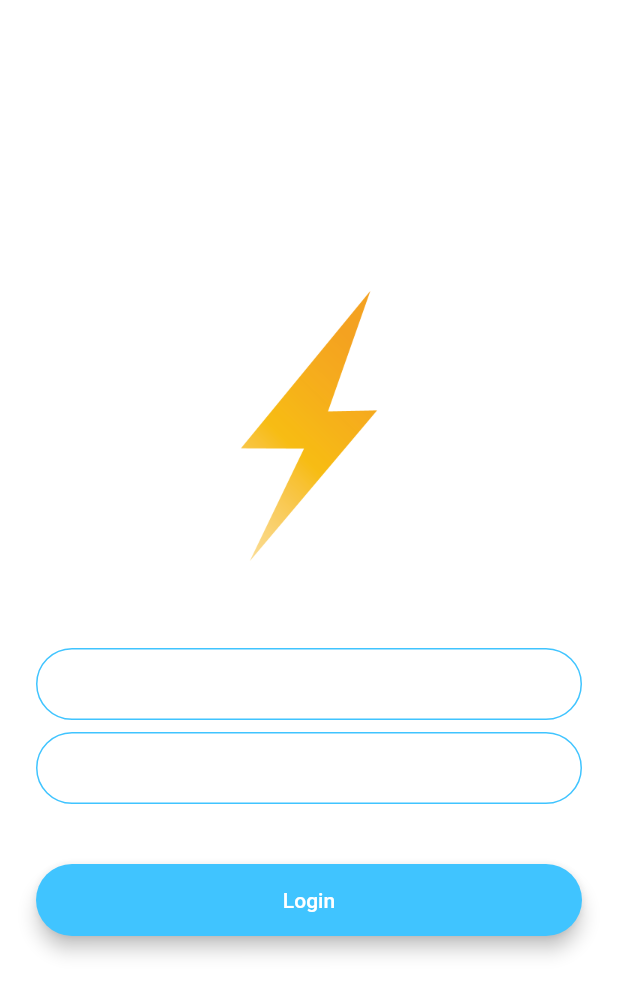
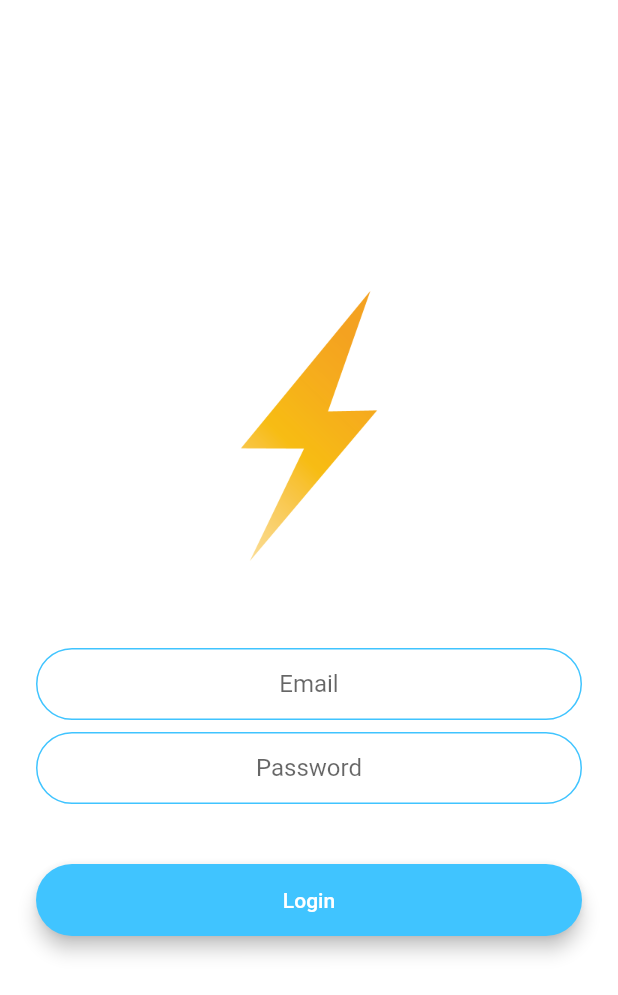
Before and after one commit to kanikapoor-dot/chatapp_flutter, a Flutter app: the LoginScreen screen opened by its route, after a tap on "Login", on a phone screen of 412 x 824 dp. Shown: the top 995 px of the screen. Run offline on Flutter 3.47's test engine with Material 2 defaults, Android fonts, the phone set to English and light mode, and no system bars; our stand-ins replace animated_text_kit, cloud_firestore, firebase_auth, modal_progress_hud; accounts and stored records are empty.

```diff
--- a/lib/constants.dart
+++ b/lib/constants.dart
@@ -17,3 +17,22 @@ const kMessageContainerDecoration = BoxDecoration(
     top: BorderSide(color: Colors.lightBlueAccent, width: 2.0),
   ),
 );
+
+const kTextFieldDecoration = InputDecoration(
+  hintText: 'Email',
+  contentPadding:
+  EdgeInsets.symmetric(vertical: 10.0, horizontal: 20.0),
+  border: OutlineInputBorder(
+    borderRadius: BorderRadius.all(Radius.circular(32.0)),
+  ),
+  enabledBorder: OutlineInputBorder(
+    borderSide:
+    BorderSide(color: Colors.lightBlueAccent, width: 1.0),
+    borderRadius: BorderRadius.all(Radius.circular(32.0)),
+  ),
+  focusedBorder: OutlineInputBorder(
+    borderSide:
+    BorderSide(color: Colors.lightBlueAccent, width: 2.0),
+    borderRadius: BorderRadius.all(Radius.circular(32.0)),
+  ),
+);
--- a/lib/main.dart
+++ b/lib/main.dart
@@ -10,11 +10,6 @@ class FlashChat extends StatelessWidget {
   @override
   Widget build(BuildContext context) {
     return MaterialApp(
-      theme: ThemeData.dark().copyWith(
-        textTheme: TextTheme(
-          bodyText2: TextStyle(color: Colors.black54),
-        ),
-      ),
       initialRoute: WelcomeScreen.id,
       routes: {
         WelcomeScreen.id: (context) => WelcomeScreen(),
--- a/lib/screens/login_screen.dart
+++ b/lib/screens/login_screen.dart
@@ -1,5 +1,9 @@
 import 'package:flutter/material.dart';
 import 'package:chatapp/widget/roundbutton.dart';
+import 'package:chatapp/constants.dart';
+import 'package:firebase_auth/firebase_auth.dart';
+import 'package:chatapp/screens/chat_screen.dart';
+import 'package:modal_progress_hud/modal_progress_hud.dart';
 
 class LoginScreen extends StatefulWidget {
   static const String id = 'login_screen';
@@ -8,11 +12,18 @@ class LoginScreen extends StatefulWidget {
 }
 
 class _LoginScreenState extends State<LoginScreen> {
+  bool showSpinner = false;
+  String email;
+  String password;
+  final FirebaseAuth _auth = FirebaseAuth.instance;
   @override
   Widget build(BuildContext context) {
     return Scaffold(
+      resizeToAvoidBottomPadding: false,
       backgroundColor: Colors.white,
-      body: Padding(
+      body: ModalProgressHUD(
+        inAsyncCall: showSpinner,
+        child: Padding(
           padding: EdgeInsets.symmetric(horizontal: 24.0),
           child: Column(
             mainAxisAlignment: MainAxisAlignment.center,
@@ -29,66 +40,55 @@ class _LoginScreenState extends State<LoginScreen> {
                 height: 48.0,
               ),
               TextField(
+                keyboardType: TextInputType.emailAddress,
+                textAlign: TextAlign.center,
                 onChanged: (value) {
-                //Do something with the user input.
+                  email = value;
                 },
-              decoration: InputDecoration(
-                hintText: 'Email',
-                contentPadding:
-                    EdgeInsets.symmetric(vertical: 10.0, horizontal: 20.0),
-                border: OutlineInputBorder(
-                  borderRadius: BorderRadius.all(Radius.circular(32.0)),
-                ),
-                enabledBorder: OutlineInputBorder(
-                  borderSide:
-                      BorderSide(color: Colors.lightBlueAccent, width: 1.0),
-                  borderRadius: BorderRadius.all(Radius.circular(32.0)),
-                ),
-                focusedBorder: OutlineInputBorder(
-                  borderSide:
-                      BorderSide(color: Colors.lightBlueAccent, width: 2.0),
-                  borderRadius: BorderRadius.all(Radius.circular(32.0)),
-                ),
-              ),
+                decoration: kTextFieldDecoration.copyWith(hintText: 'Email'),
               ),
               SizedBox(
                 height: 8.0,
               ),
               TextField(
+                textAlign: TextAlign.center,
+                obscureText: true,
                 onChanged: (value) {
-                //Do something with the user input.
+                  password = value;
                 },
-              decoration: InputDecoration(
-                hintText: 'Password.',
-                contentPadding:
-                    EdgeInsets.symmetric(vertical: 10.0, horizontal: 20.0),
-                border: OutlineInputBorder(
-                  borderRadius: BorderRadius.all(Radius.circular(32.0)),
-                ),
-                enabledBorder: OutlineInputBorder(
-                  borderSide:
-                      BorderSide(color: Colors.lightBlueAccent, width: 1.0),
-                  borderRadius: BorderRadius.all(Radius.circular(32.0)),
-                ),
-                focusedBorder: OutlineInputBorder(
-                  borderSide:
-                      BorderSide(color: Colors.lightBlueAccent, width: 2.0),
-                  borderRadius: BorderRadius.all(Radius.circular(32.0)),
-                ),
-              ),
+                decoration: kTextFieldDecoration.copyWith(hintText: 'Password'),
               ),
               SizedBox(
                 height: 24.0,
               ),
               RoundButton(
                   colours: Colors.lightBlueAccent,
-                onPressed: () {
-                  Navigator.pushNamed(context, LoginScreen.id);
+                  onPressed: () async {
+                    setState(() {
+                      showSpinner = true;
+                    });
+                    try{
+                      final userLogin = await _auth.signInWithEmailAndPassword(email: email, password: password);
+                      setState(() {
+                        showSpinner = false;
+                      });
+                      if(userLogin != null)
+                        {
+                          Navigator.pushNamed(context, ChatScreen.id);
+                        }
+                    }catch(e){
+                      setState(() {
+                        showSpinner = false;
+                      });
+                      print('exception:::$e');
+                    }
+
                   },
                   text: 'Login'),
             ],
           ),
         ),
+      ),
     );
   }
 }
--- a/lib/screens/welcome_screen.dart
+++ b/lib/screens/welcome_screen.dart
@@ -50,8 +50,7 @@ class _WelcomeScreenState extends State<WelcomeScreen>
                     height: 50.0,
                   ),
                 ),
-                TyperAnimatedTextKit(
-                  pause: Duration(seconds: 2),
+                TypewriterAnimatedTextKit(
                   text: ['ChatOOp'],
                   textStyle: TextStyle(
                     fontSize: 45.0,
--- a/lib/widget/roundbutton.dart
+++ b/lib/widget/roundbutton.dart
@@ -20,6 +20,9 @@ class RoundButton extends StatelessWidget {
           height: 42.0,
           child: Text(
             text,
+            style: TextStyle(
+              color: Colors.white,
+            ),
           ),
         ),
       ),
--- a/pubspec.yaml
+++ b/pubspec.yaml
@@ -29,6 +29,10 @@ dependencies:
   # Use with the CupertinoIcons class for iOS style icons.
   cupertino_icons: ^0.1.3
   animated_text_kit: ^2.2.0
+  firebase_auth: ^0.16.1
+  firebase_core: ^0.4.5
+  cloud_firestore: ^0.13.7
+  modal_progress_hud: ^0.1.3
 
 dev_dependencies:
   flutter_test:
```
Also changed, not shown: lib/screens/chat_screen.dart (+55 -3 lines), lib/screens/registration_screen.dart (+41 -37 lines), pubspec.lock, 5 other files. Lines whose indentation alone changed are shown as unchanged.
